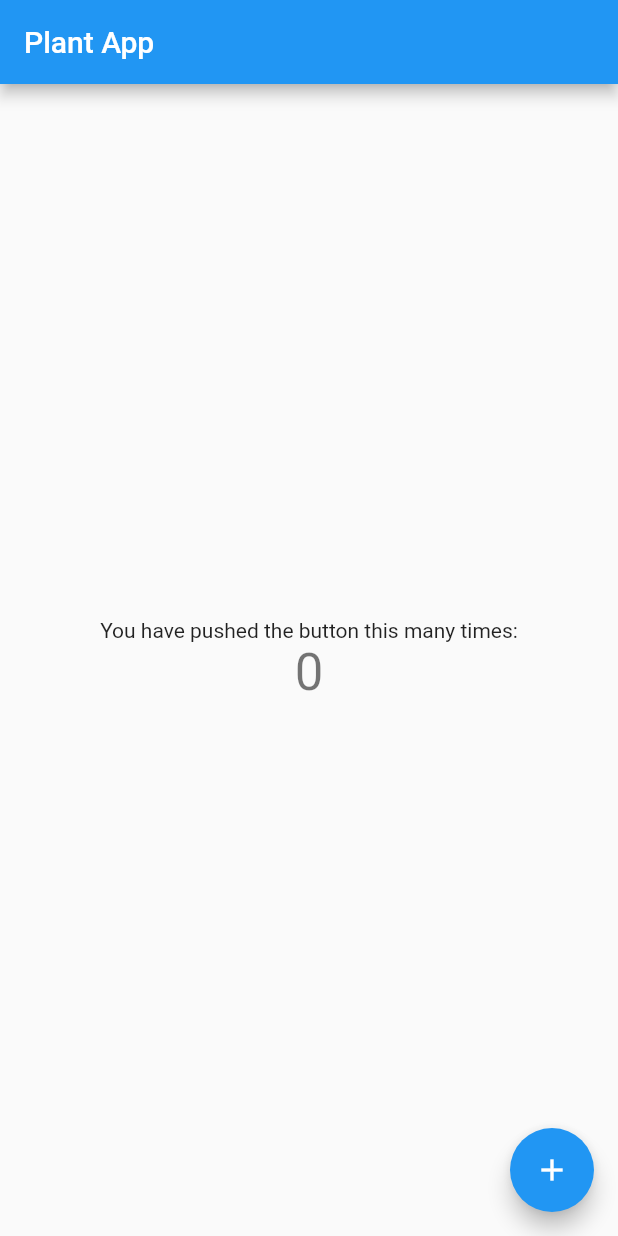
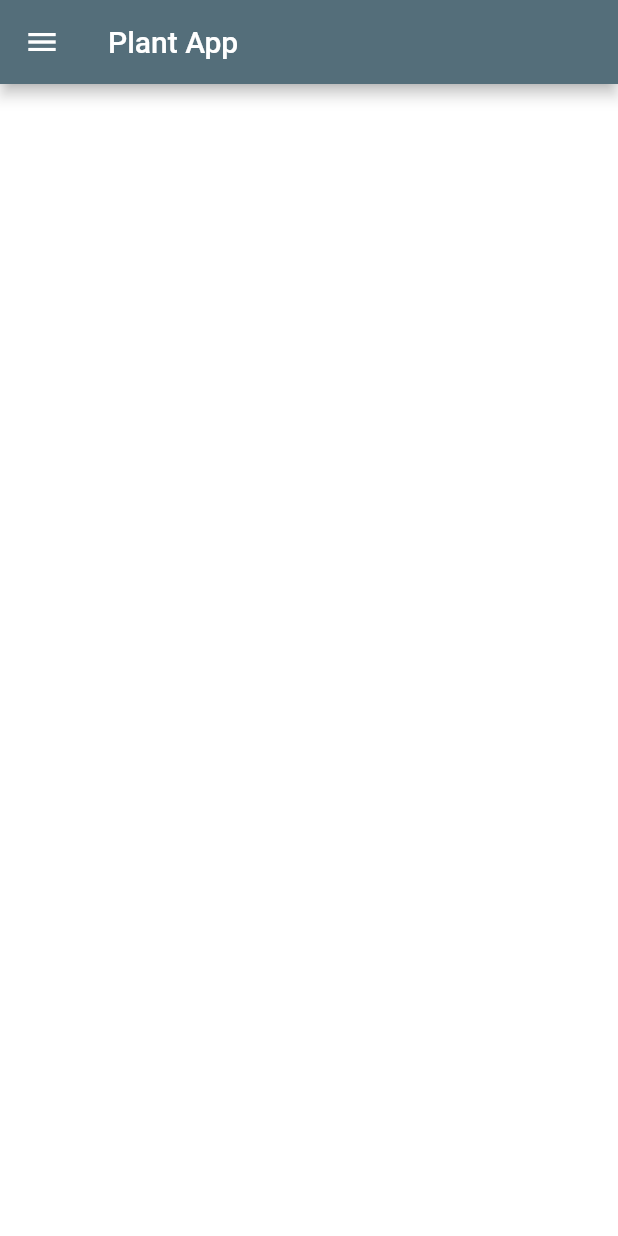
Before and after one commit to benjamin-martin508/Plant-App, a Flutter app: the screen it shows after launch, on a phone screen of 412 x 824 dp. Run offline on Flutter 3.47's test engine with Material 2 defaults, Android fonts, the phone set to English and light mode, and no system bars.

Commit message:
Second commit

```diff
--- a/lib/main.dart
+++ b/lib/main.dart
@@ -12,7 +12,8 @@ class MyApp extends StatelessWidget {
       debugShowCheckedModeBanner: false,
       title: 'Plant App',
       theme: ThemeData(
-        primarySwatch: Colors.blue,
+        canvasColor: Colors.white,
+//
       ),
       home: PlantPage(title: 'Plant App'),
     );
@@ -27,39 +28,19 @@ class PlantPage extends StatefulWidget {
 }
 
 class _PlantPageState extends State<PlantPage> {
-  int _counter = 0;
-
-  void _incrementCounter() {
-    setState(() {
-      _counter++;
-    });
-  }
 
   @override
   Widget build(BuildContext context) {
+
     return Scaffold(
       appBar: AppBar(
-        title: Text(widget.title),
+        title: Text(widget.title,style:TextStyle(color: Colors.white)),
+        backgroundColor: Colors.blueGrey[600],
       ),
-      body: Center(
-        child: Column(
-          mainAxisAlignment: MainAxisAlignment.center,
-          children: <Widget>[
-            Text(
-              'You have pushed the button this many times:',
-            ),
-            Text(
-              '$_counter',
-              style: Theme.of(context).textTheme.display1,
-            ),
-          ],
-        ),
-      ),
-      floatingActionButton: FloatingActionButton(
-        onPressed: _incrementCounter,
-        tooltip: 'Increment',
-        child: Icon(Icons.add),
-      ),
+      drawer: Drawer(child: ListView(children: <Widget>[
+        ListTile(title: Text("Add")),
+        ListTile(title: Text("Add"))
+      ],)),
     );
   }
 }
```
